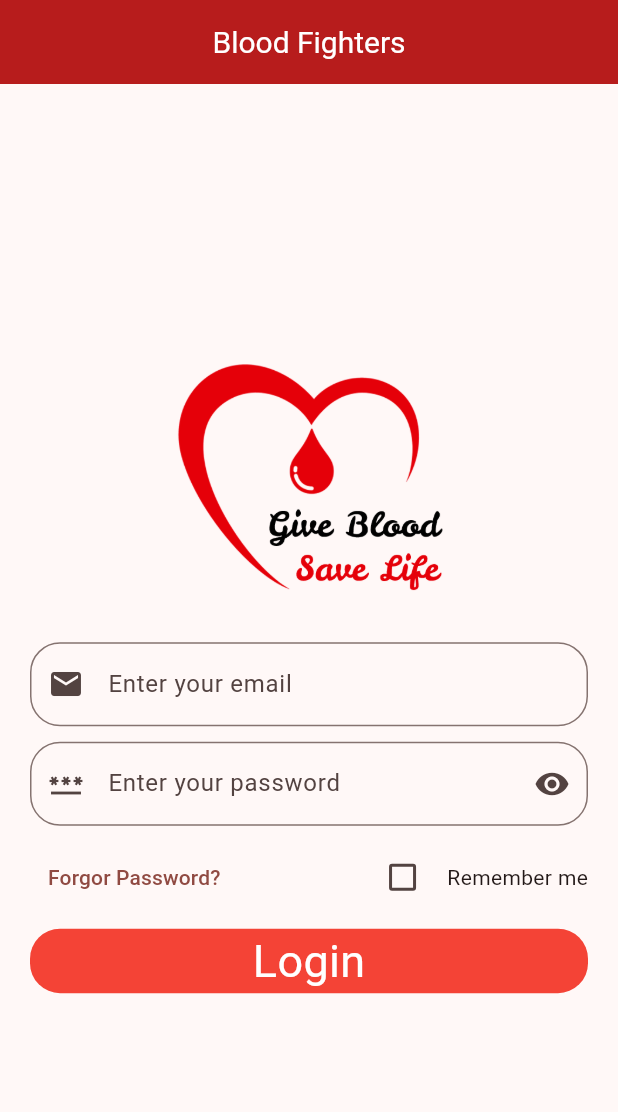
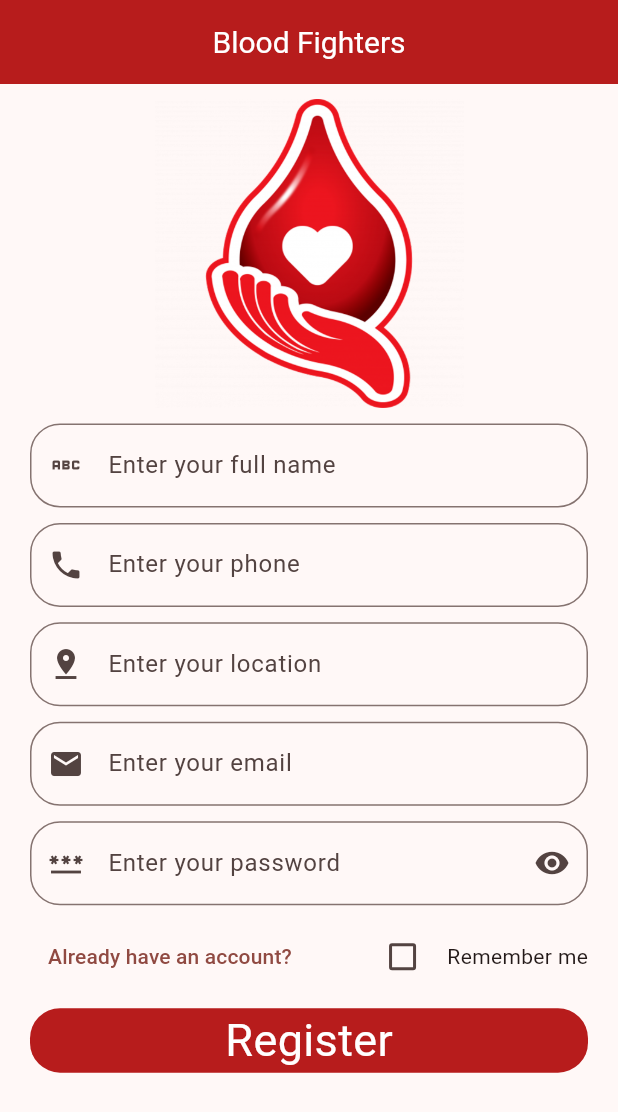
Before and after one commit to ant6000/Blood-Heroes, a Flutter app: the screen it shows after launch, on a phone screen of 412 x 824 dp. Shown: the top 1112 px of the screen. Run offline on Flutter 3.47's test engine with Material 2 defaults, Android fonts, the phone set to English and light mode, and no system bars; our stand-ins replace firebase_auth, firebase_core, flutter_screenutil, get; accounts and stored records are empty.

Commit message:
registration page and user model added

```diff
--- a/lib/main.dart
+++ b/lib/main.dart
@@ -1,8 +1,16 @@
+import 'package:firebase_core/firebase_core.dart';
 import 'package:flutter/material.dart';
 import 'package:flutter_screenutil/flutter_screenutil.dart';
+import 'package:get/get_navigation/get_navigation.dart';
+import 'firebase_options.dart';
+import 'view/screens/home_page.dart';
 import 'view/screens/login_page.dart';
+import 'view/screens/registration_page.dart';
 
-void main() {
+void main() async {
+  await Firebase.initializeApp(
+    options: DefaultFirebaseOptions.currentPlatform,
+);
   runApp(const MyApp());
 }
 
@@ -14,17 +22,19 @@ class MyApp extends StatelessWidget {
       designSize: const Size(360, 800),
       minTextAdapt: true,
       builder: (_,child) {
-        return MaterialApp(
+        return GetMaterialApp(
           title: 'Blood Fighters',
           debugShowCheckedModeBanner: false,
           theme: ThemeData(
             colorScheme: ColorScheme.fromSeed(seedColor: Colors.red),
             useMaterial3: true,
           ),
-          initialRoute: '/',
-          routes: {
-            '/':(context) =>  LoginPage(),
-          },
+          initialRoute: '/registraiton',
+          getPages: [
+            GetPage(name: '/login', page: () => LoginPage()),
+            GetPage(name: '/registraiton', page: () => RegistrationPage()),
+            GetPage(name: '/homePage', page: () => const HomePage()),
+          ],
         );
       }
     );
--- /dev/null
+++ b/lib/model/user_model.dart
@@ -0,0 +1,16 @@
+class UserInfo {
+  String name;
+  String phone;
+  String address;
+  String email;
+  String password;
+  String? imageUrl;
+  UserInfo({
+    required this.name,
+    required this.phone,
+    required this.address,
+    required this.email,
+    required this.password,
+    this.imageUrl
+  });
+}
--- /dev/null
+++ b/lib/view/screens/registration_page.dart
@@ -0,0 +1,142 @@
+import 'package:blood_fighters/controller/auth_controller.dart';
+import 'package:flutter/material.dart';
+import 'package:flutter_screenutil/flutter_screenutil.dart';
+import 'package:get/get.dart';
+
+class RegistrationPage extends StatelessWidget {
+   RegistrationPage({super.key});
+
+  final nameController = TextEditingController();
+  final phoneController = TextEditingController();
+  final locationController = TextEditingController();
+  final emailController = TextEditingController();
+  final passwordController = TextEditingController();
+  final bool value = false;
+  final authController = Get.put(AuthController());
+  @override
+  Widget build(BuildContext context) {
+    return Scaffold(
+      appBar: AppBar(
+        backgroundColor: Colors.red.shade900,
+        title: const Text('Blood Fighters',
+            style: TextStyle(fontSize: 20, color: Colors.white)),
+        centerTitle: true,
+      ),
+      body: SingleChildScrollView(
+        child: Padding(
+          padding: const EdgeInsets.symmetric(horizontal: 20, vertical: 10),
+          child: Column(
+            crossAxisAlignment: CrossAxisAlignment.center,
+            mainAxisAlignment: MainAxisAlignment.center,
+            children: [
+              Image.asset('images/Blood_logo.png',
+                width: 200.w,
+                height: 200.h,
+              ),
+              SizedBox(
+                height: 10.h,
+              ),
+              TextField(
+                controller: nameController,
+                keyboardType: TextInputType.name,
+                decoration: InputDecoration(
+                    prefixIcon: const Icon(Icons.abc),
+                    label: const Text('Enter your full name'),
+                    border: OutlineInputBorder(
+                        borderRadius: BorderRadius.circular(20))),
+              ),
+              SizedBox(height: 10.h),
+              TextField(
+                controller: phoneController,
+                keyboardType: TextInputType.phone,
+                decoration: InputDecoration(
+                    prefixIcon: const Icon(Icons.phone),
+                    label: const Text('Enter your phone'),
+                    border: OutlineInputBorder(
+                        borderRadius: BorderRadius.circular(20))),
+              ),
+              SizedBox(height: 10.h),
+              TextField(
+                controller: locationController,
+                keyboardType: TextInputType.name,
+                decoration: InputDecoration(
+                    prefixIcon: const Icon(Icons.pin_drop),
+                    label: const Text('Enter your location'),
+                    border: OutlineInputBorder(
+                        borderRadius: BorderRadius.circular(20))),
+              ),
+              SizedBox(height: 10.h),
+              TextField(
+                controller: emailController,
+                obscureText: true,
+                keyboardType: TextInputType.emailAddress,
+                decoration: InputDecoration(
+                    prefixIcon: const Icon(Icons.email),
+                    label: const Text('Enter your email'),
+                    border: OutlineInputBorder(
+                        borderRadius: BorderRadius.circular(20))),
+              ),
+              SizedBox(height: 10.h),
+              TextField(
+                controller: passwordController,
+                obscureText: true,
+                keyboardType: TextInputType.visiblePassword,
+                decoration: InputDecoration(
+                    prefixIcon: const Icon(Icons.password),
+                    suffixIcon: GestureDetector(
+                        onTap: () {}, child: const Icon(Icons.remove_red_eye)),
+                    label: const Text('Enter your password'),
+                    border: OutlineInputBorder(
+                        borderRadius: BorderRadius.circular(20))),
+              ),
+              SizedBox(height: 10.h),
+              Row(
+                crossAxisAlignment: CrossAxisAlignment.start,
+                mainAxisAlignment: MainAxisAlignment.spaceBetween,
+                children: [
+                  TextButton(
+                      onPressed: () {
+                        Get.offNamed('/login');
+                      }, child: const Text('Already have an account?')),
+                  Row(
+                    children: [
+                      Checkbox(
+                        value: value,
+                        onChanged: (value) {},
+                      ),
+                      SizedBox(width: 5.w),
+                      const Text('Remember me'),
+                    ],
+                  ),
+                ],
+              ),
+              SizedBox(height: 10.h),
+              GestureDetector(
+                onTap: () {
+                  authController.signInWithEmail(
+                    emailController.text,
+                    passwordController.text,
+                  );
+                },
+                child: Obx(
+                  () => Container(
+                    width: double.infinity,
+                    decoration: BoxDecoration(
+                        color: Colors.red.shade900,
+                        borderRadius: BorderRadius.circular(20)),
+                    child: Center(
+                      child: authController.isLoading.isTrue
+                      ? const CircularProgressIndicator( valueColor: AlwaysStoppedAnimation<Color>(Colors.blue)):
+                      const Text('Register',
+                          style: TextStyle(fontSize: 30, color: Colors.white)),
+                    ),
+                  ),
+                ),
+              )
+            ],
+          ),
+        ),
+      ),
+    );
+  }
+}
```
Also changed, not shown: lib/controller/auth_controller.dart (added, +30 -0 lines), lib/view/screens/home_page.dart (added, +12 -0 lines), lib/view/screens/login_page.dart (+34 -12 lines), images/Blood_logo.png (added).
